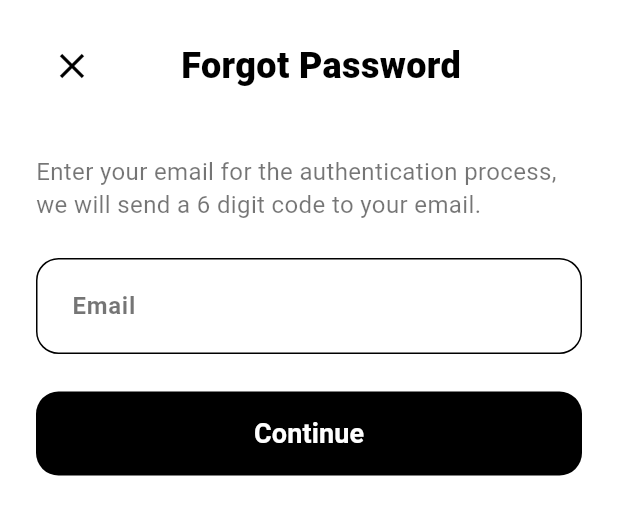
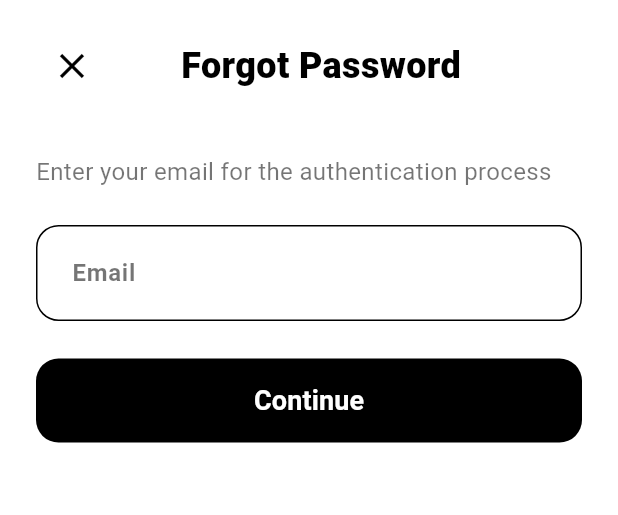
Before and after one commit to ilano-K/Praiority, a Flutter app: the ForgotPassPage widget shown alone on an empty page, opened directly, on a phone screen of 412 x 824 dp. Shown: the top 515 px of the screen. Run offline on Flutter 3.47's test engine with Material 3 defaults, Android fonts, the phone set to English and light mode, and no system bars; our stand-ins replace dio, equatable, flutter_local_notifications, flutter_riverpod, google_sign_in, isar and 4 more; missing offline and left inert: rrule; accounts and stored records are empty; generated files the repository leaves out were written again.

Commit message:
Update forgot_pass_page.dart

```diff
--- a/flutter_app/lib/features/auth/presentation/pages/forgot_pass_page.dart
+++ b/flutter_app/lib/features/auth/presentation/pages/forgot_pass_page.dart
@@ -44,7 +44,7 @@ class ForgotPassPage extends StatelessWidget {
           const SizedBox(height: 35),
 
           const Text(
-            "Enter your email for the authentication process, we will send a 6 digit code to your email.",
+            "Enter your email for the authentication process",
             style: TextStyle(
               fontSize: 16,
               color: Colors.black54,
```
